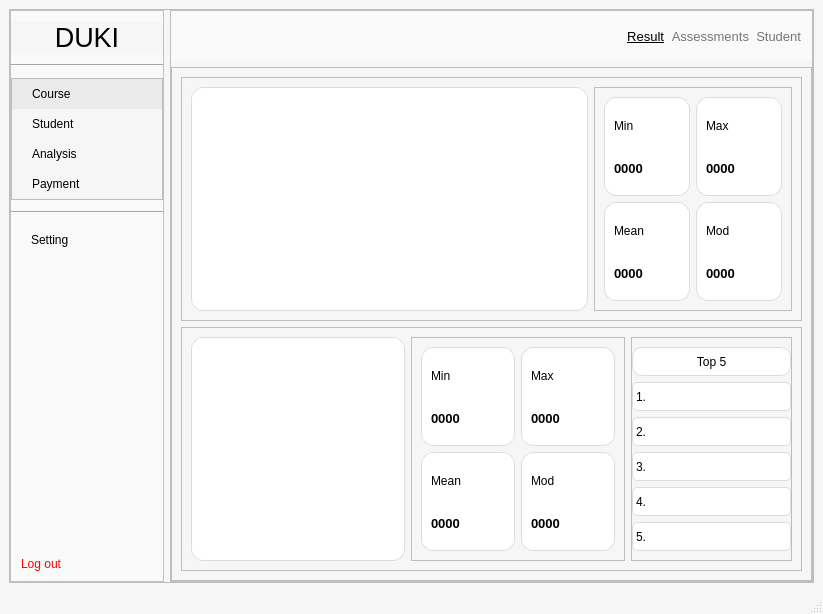
Qt form ui/course_result.ui (Khiem2112/course-management-ml) before a commit.
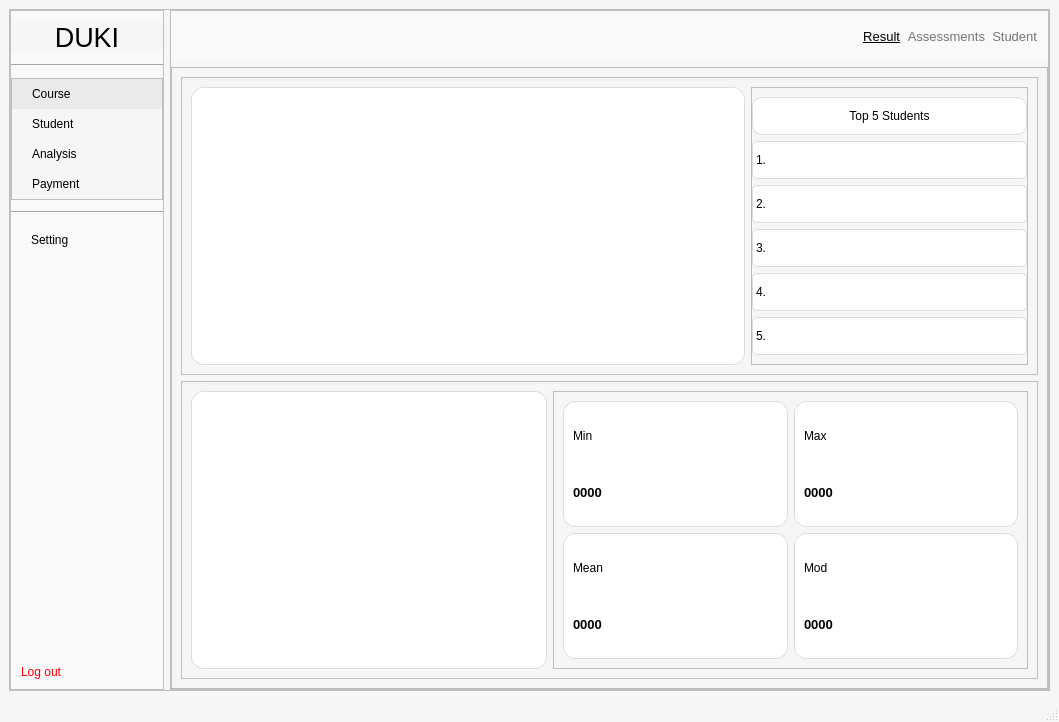
The same form after that commit.

Commit message: Features: Base class to manage showing plot

The edit to the form file:
```diff
--- a/ui/course_result.ui
+++ b/ui/course_result.ui
@@ -6,8 +6,8 @@
    <rect>
     <x>0</x>
     <y>0</y>
-    <width>823</width>
-    <height>614</height>
+    <width>1059</width>
+    <height>722</height>
    </rect>
   </property>
   <property name="windowTitle">
@@ -558,219 +558,102 @@
                  </widget>
                 </item>
                 <item>
-                 <widget class="QFrame" name="frame_7">
+                 <widget class="QFrame" name="course_result_top5">
                   <property name="frameShape">
                    <enum>QFrame::StyledPanel</enum>
                   </property>
                   <property name="frameShadow">
                    <enum>QFrame::Raised</enum>
                   </property>
-                  <layout class="QGridLayout" name="gridLayout">
-                   <item row="1" column="1">
-                    <widget class="QFrame" name="cluster_analysis_groupA_3">
-                     <property name="sizePolicy">
-                      <sizepolicy hsizetype="Preferred" vsizetype="Preferred">
-                       <horstretch>0</horstretch>
-                       <verstretch>0</verstretch>
-                      </sizepolicy>
-                     </property>
-                     <property name="styleSheet">
-                      <string notr="true">    background-color: white;
-    border: 1px solid #dcdcdc;   /* viền xám nhạt */
-    border-radius: 12px;          /* bo tròn góc */</string>
-                     </property>
-                     <property name="frameShape">
-                      <enum>QFrame::StyledPanel</enum>
-                     </property>
-                     <property name="frameShadow">
-                      <enum>QFrame::Raised</enum>
-                     </property>
-                     <layout class="QVBoxLayout" name="verticalLayout_7">
+                  <layout class="QVBoxLayout" name="verticalLayout_13">
+                   <property name="leftMargin">
+                    <number>0</number>
+                   </property>
+                   <property name="rightMargin">
+                    <number>0</number>
+                   </property>
                       <item>
-                       <widget class="QLabel" name="label_6">
+                    <widget class="QLabel" name="label_12">
                         <property name="styleSheet">
-                         <string notr="true">border: none;
+                      <string notr="true">    background-color: white;
+    border: 1px solid #dcdcdc;   /* viền xám nhạt */
+    border-radius: 10px;          /* bo tròn góc */
 color: black</string>
                         </property>
                         <property name="text">
-                         <string>Mod</string>
-                        </property>
+                      <string>Top 5 Students</string>
+                     </property>
+                     <property name="alignment">
+                      <set>Qt::AlignCenter</set>
+                     </property>
                        </widget>
                       </item>
                       <item>
-                       <widget class="QLabel" name="mod_line_chart">
-                        <property name="font">
-                         <font>
-                          <pointsize>10</pointsize>
-                          <weight>75</weight>
-                          <bold>true</bold>
-                         </font>
-                        </property>
+                    <widget class="QLabel" name="course_result_1">
                         <property name="styleSheet">
-                         <string notr="true">border: None;
+                      <string notr="true">    background-color: white;
+    border: 1px solid #dcdcdc;   /* viền xám nhạt */
+    border-radius: 5px;         
 color: black</string>
                         </property>
                         <property name="text">
-                         <string>0000</string>
+                      <string>1.</string>
                         </property>
                        </widget>
                       </item>
-                     </layout>
-                    </widget>
-                   </item>
-                   <item row="1" column="0">
-                    <widget class="QFrame" name="cluster_analysis_groupA_4">
-                     <property name="sizePolicy">
-                      <sizepolicy hsizetype="Preferred" vsizetype="Preferred">
-                       <horstretch>0</horstretch>
-                       <verstretch>0</verstretch>
-                      </sizepolicy>
-                     </property>
+                   <item>
+                    <widget class="QLabel" name="course_result_2">
                      <property name="styleSheet">
                       <string notr="true">    background-color: white;
     border: 1px solid #dcdcdc;   /* viền xám nhạt */
-    border-radius: 12px;          /* bo tròn góc */</string>
-                     </property>
-                     <property name="frameShape">
-                      <enum>QFrame::StyledPanel</enum>
-                     </property>
-                     <property name="frameShadow">
-                      <enum>QFrame::Raised</enum>
-                     </property>
-                     <layout class="QVBoxLayout" name="verticalLayout_8">
-                      <item>
-                       <widget class="QLabel" name="label_7">
-                        <property name="styleSheet">
-                         <string notr="true">border: none;
+    border-radius: 5px;          /* bo tròn góc */
+
 color: black</string>
                         </property>
                         <property name="text">
-                         <string>Mean</string>
+                      <string>2.</string>
                         </property>
                        </widget>
                       </item>
                       <item>
-                       <widget class="QLabel" name="mean_line_chart">
-                        <property name="font">
-                         <font>
-                          <pointsize>10</pointsize>
-                          <weight>75</weight>
-                          <bold>true</bold>
-                         </font>
-                        </property>
+                    <widget class="QLabel" name="course_result_3">
                         <property name="styleSheet">
-                         <string notr="true">border: None;
+                      <string notr="true">    background-color: white;
+    border: 1px solid #dcdcdc;   /* viền xám nhạt */
+    border-radius: 5px;          /* bo tròn góc */
 color: black</string>
                         </property>
                         <property name="text">
-                         <string>0000</string>
+                      <string>3.</string>
                         </property>
                        </widget>
                       </item>
-                     </layout>
-                    </widget>
-                   </item>
-                   <item row="0" column="0">
-                    <widget class="QFrame" name="cluster_analysis_groupA_2">
-                     <property name="sizePolicy">
-                      <sizepolicy hsizetype="Preferred" vsizetype="Preferred">
-                       <horstretch>0</horstretch>
-                       <verstretch>0</verstretch>
-                      </sizepolicy>
-                     </property>
+                   <item>
+                    <widget class="QLabel" name="course_result_4">
                      <property name="styleSheet">
                       <string notr="true">    background-color: white;
     border: 1px solid #dcdcdc;   /* viền xám nhạt */
-    border-radius: 12px;          /* bo tròn góc */</string>
-                     </property>
-                     <property name="frameShape">
-                      <enum>QFrame::StyledPanel</enum>
-                     </property>
-                     <property name="frameShadow">
-                      <enum>QFrame::Raised</enum>
-                     </property>
-                     <layout class="QVBoxLayout" name="verticalLayout_6">
-                      <item>
-                       <widget class="QLabel" name="label_5">
-                        <property name="styleSheet">
-                         <string notr="true">border: none;
+    border-radius: 5px;          /* bo tròn góc */
+
 color: black</string>
                         </property>
                         <property name="text">
-                         <string>Min</string>
+                      <string>4.</string>
                         </property>
                        </widget>
                       </item>
                       <item>
-                       <widget class="QLabel" name="min_line_chart">
-                        <property name="font">
-                         <font>
-                          <pointsize>10</pointsize>
-                          <weight>75</weight>
-                          <bold>true</bold>
-                         </font>
-                        </property>
+                    <widget class="QLabel" name="course_result_5">
                         <property name="styleSheet">
-                         <string notr="true">border: None;
-color: black</string>
-                        </property>
-                        <property name="text">
-                         <string>0000</string>
-                        </property>
-                       </widget>
-                      </item>
-                     </layout>
-                    </widget>
-                   </item>
-                   <item row="0" column="1">
-                    <widget class="QFrame" name="cluster_analysis_groupA">
-                     <property name="sizePolicy">
-                      <sizepolicy hsizetype="Preferred" vsizetype="Preferred">
-                       <horstretch>0</horstretch>
-                       <verstretch>0</verstretch>
-                      </sizepolicy>
-                     </property>
-                     <property name="styleSheet">
                       <string notr="true">    background-color: white;
     border: 1px solid #dcdcdc;   /* viền xám nhạt */
-    border-radius: 12px;          /* bo tròn góc */</string>
-                     </property>
-                     <property name="frameShape">
-                      <enum>QFrame::StyledPanel</enum>
-                     </property>
-                     <property name="frameShadow">
-                      <enum>QFrame::Raised</enum>
-                     </property>
-                     <layout class="QVBoxLayout" name="verticalLayout_5">
-                      <item>
-                       <widget class="QLabel" name="label_4">
-                        <property name="styleSheet">
-                         <string notr="true">border: none;
+    border-radius: 5px;          /* bo tròn góc */
+
 color: black</string>
                         </property>
                         <property name="text">
-                         <string>Max</string>
-                        </property>
-                       </widget>
-                      </item>
-                      <item>
-                       <widget class="QLabel" name="max_line_chart">
-                        <property name="font">
-                         <font>
-                          <pointsize>10</pointsize>
-                          <weight>75</weight>
-                          <bold>true</bold>
-                         </font>
-                        </property>
-                        <property name="styleSheet">
-                         <string notr="true">border: None</string>
-                        </property>
-                        <property name="text">
-                         <string>0000</string>
-                        </property>
-                       </widget>
-                      </item>
-                     </layout>
+                      <string>5.</string>
+                     </property>
                     </widget>
                    </item>
                   </layout>
@@ -787,7 +670,7 @@
                <property name="frameShadow">
                 <enum>QFrame::Raised</enum>
                </property>
-               <layout class="QHBoxLayout" name="horizontalLayout_3" stretch="4,4,3">
+               <layout class="QHBoxLayout" name="horizontalLayout_3" stretch="3,4">
                 <item>
                  <widget class="QWidget" name="pie_chart" native="true">
                   <property name="styleSheet">
@@ -806,6 +689,58 @@
                    <enum>QFrame::Raised</enum>
                   </property>
                   <layout class="QGridLayout" name="gridLayout_2">
+                   <item row="1" column="1">
+                    <widget class="QFrame" name="cluster_analysis_groupA_7">
+                     <property name="sizePolicy">
+                      <sizepolicy hsizetype="Preferred" vsizetype="Preferred">
+                       <horstretch>0</horstretch>
+                       <verstretch>0</verstretch>
+                      </sizepolicy>
+                     </property>
+                     <property name="styleSheet">
+                      <string notr="true">    background-color: white;
+    border: 1px solid #dcdcdc;   /* viền xám nhạt */
+    border-radius: 12px;          /* bo tròn góc */</string>
+                     </property>
+                     <property name="frameShape">
+                      <enum>QFrame::StyledPanel</enum>
+                     </property>
+                     <property name="frameShadow">
+                      <enum>QFrame::Raised</enum>
+                     </property>
+                     <layout class="QVBoxLayout" name="verticalLayout_11">
+                      <item>
+                       <widget class="QLabel" name="label_10">
+                        <property name="styleSheet">
+                         <string notr="true">border: none;
+color: black</string>
+                        </property>
+                        <property name="text">
+                         <string>Mod</string>
+                        </property>
+                       </widget>
+                      </item>
+                      <item>
+                       <widget class="QLabel" name="pie_chart_mod">
+                        <property name="font">
+                         <font>
+                          <pointsize>10</pointsize>
+                          <weight>75</weight>
+                          <bold>true</bold>
+                         </font>
+                        </property>
+                        <property name="styleSheet">
+                         <string notr="true">border: None;
+color: black</string>
+                        </property>
+                        <property name="text">
+                         <string>0000</string>
+                        </property>
+                       </widget>
+                      </item>
+                     </layout>
+                    </widget>
+                   </item>
                    <item row="0" column="0">
                     <widget class="QFrame" name="cluster_analysis_groupA_8">
                      <property name="sizePolicy">
@@ -963,160 +898,6 @@
                      </layout>
                     </widget>
                    </item>
-                   <item row="1" column="1">
-                    <widget class="QFrame" name="cluster_analysis_groupA_7">
-                     <property name="sizePolicy">
-                      <sizepolicy hsizetype="Preferred" vsizetype="Preferred">
-                       <horstretch>0</horstretch>
-                       <verstretch>0</verstretch>
-                      </sizepolicy>
-                     </property>
-                     <property name="styleSheet">
-                      <string notr="true">    background-color: white;
-    border: 1px solid #dcdcdc;   /* viền xám nhạt */
-    border-radius: 12px;          /* bo tròn góc */</string>
-                     </property>
-                     <property name="frameShape">
-                      <enum>QFrame::StyledPanel</enum>
-                     </property>
-                     <property name="frameShadow">
-                      <enum>QFrame::Raised</enum>
-                     </property>
-                     <layout class="QVBoxLayout" name="verticalLayout_11">
-                      <item>
-                       <widget class="QLabel" name="label_10">
-                        <property name="styleSheet">
-                         <string notr="true">border: none;
-color: black</string>
-                        </property>
-                        <property name="text">
-                         <string>Mod</string>
-                        </property>
-                       </widget>
-                      </item>
-                      <item>
-                       <widget class="QLabel" name="pie_chart_mod">
-                        <property name="font">
-                         <font>
-                          <pointsize>10</pointsize>
-                          <weight>75</weight>
-                          <bold>true</bold>
-                         </font>
-                        </property>
-                        <property name="styleSheet">
-                         <string notr="true">border: None;
-color: black</string>
-                        </property>
-                        <property name="text">
-                         <string>0000</string>
-                        </property>
-                       </widget>
-                      </item>
-                     </layout>
-                    </widget>
-                   </item>
-                  </layout>
-                 </widget>
-                </item>
-                <item>
-                 <widget class="QFrame" name="course_result_top5">
-                  <property name="frameShape">
-                   <enum>QFrame::StyledPanel</enum>
-                  </property>
-                  <property name="frameShadow">
-                   <enum>QFrame::Raised</enum>
-                  </property>
-                  <layout class="QVBoxLayout" name="verticalLayout_13">
-                   <property name="leftMargin">
-                    <number>0</number>
-                   </property>
-                   <property name="rightMargin">
-                    <number>0</number>
-                   </property>
-                   <item>
-                    <widget class="QLabel" name="label_12">
-                     <property name="styleSheet">
-                      <string notr="true">    background-color: white;
-    border: 1px solid #dcdcdc;   /* viền xám nhạt */
-    border-radius: 10px;          /* bo tròn góc */
-color: black</string>
-                     </property>
-                     <property name="text">
-                      <string>Top 5</string>
-                     </property>
-                     <property name="alignment">
-                      <set>Qt::AlignCenter</set>
-                     </property>
-                    </widget>
-                   </item>
-                   <item>
-                    <widget class="QLabel" name="course_result_1">
-                     <property name="styleSheet">
-                      <string notr="true">    background-color: white;
-    border: 1px solid #dcdcdc;   /* viền xám nhạt */
-    border-radius: 5px;         
-color: black</string>
-                     </property>
-                     <property name="text">
-                      <string>1.</string>
-                     </property>
-                    </widget>
-                   </item>
-                   <item>
-                    <widget class="QLabel" name="course_result_2">
-                     <property name="styleSheet">
-                      <string notr="true">    background-color: white;
-    border: 1px solid #dcdcdc;   /* viền xám nhạt */
-    border-radius: 5px;          /* bo tròn góc */
-
-color: black</string>
-                     </property>
-                     <property name="text">
-                      <string>2.</string>
-                     </property>
-                    </widget>
-                   </item>
-                   <item>
-                    <widget class="QLabel" name="course_result_3">
-                     <property name="styleSheet">
-                      <string notr="true">    background-color: white;
-    border: 1px solid #dcdcdc;   /* viền xám nhạt */
-    border-radius: 5px;          /* bo tròn góc */
-color: black</string>
-                     </property>
-                     <property name="text">
-                      <string>3.</string>
-                     </property>
-                    </widget>
-                   </item>
-                   <item>
-                    <widget class="QLabel" name="course_result_4">
-                     <property name="styleSheet">
-                      <string notr="true">    background-color: white;
-    border: 1px solid #dcdcdc;   /* viền xám nhạt */
-    border-radius: 5px;          /* bo tròn góc */
-
-color: black</string>
-                     </property>
-                     <property name="text">
-                      <string>4.</string>
-                     </property>
-                    </widget>
-                   </item>
-                   <item>
-                    <widget class="QLabel" name="course_result_5">
-                     <property name="styleSheet">
-                      <string notr="true">    background-color: white;
-    border: 1px solid #dcdcdc;   /* viền xám nhạt */
-    border-radius: 5px;          /* bo tròn góc */
-
-color: black</string>
-                     </property>
-                     <property name="text">
-                      <string>5.</string>
-                     </property>
-                    </widget>
-                   </item>
                   </layout>
                  </widget>
                 </item>
@@ -1139,7 +920,7 @@
     <rect>
      <x>0</x>
      <y>0</y>
-     <width>823</width>
+     <width>1059</width>
      <height>26</height>
     </rect>
    </property>
```
Lines whose indentation alone changed are shown as unchanged. The commit also changes 5 other files.
